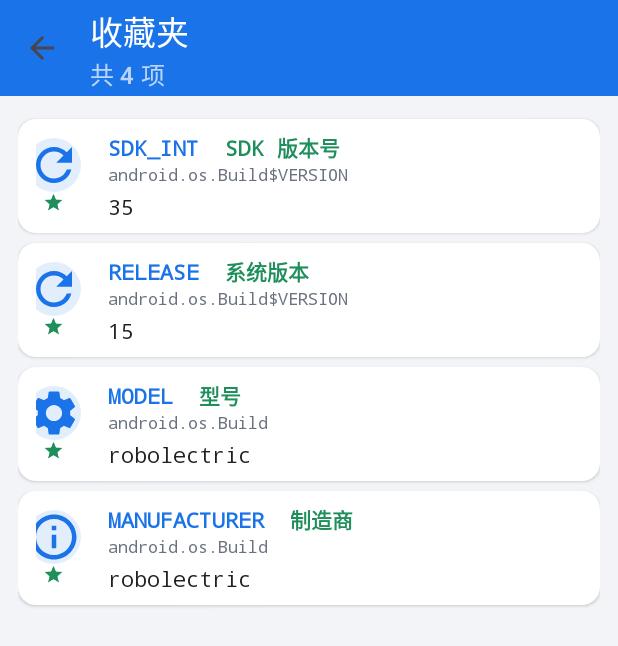
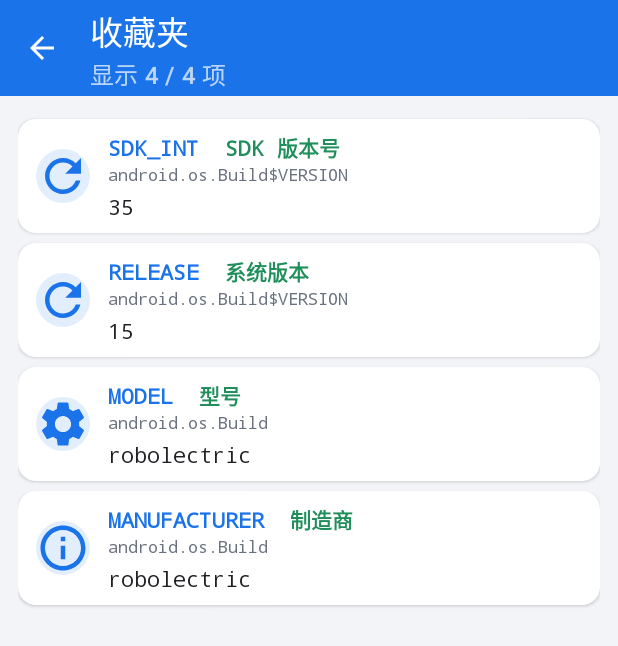
Before and after one commit to kagurazakayashi/android_sysinfo, an Android app: the screen it shows after launch (FavoritesActivity), after a tap on "收藏夹", on a phone screen of 412 x 824 dp. Shown: the top 646 px of the screen. Run offline under Robolectric (Android 15) with nearby library versions, the phone set to English and light mode, and no system bars.

Commit message:
优化顶栏样式和显示内容

```diff
--- a/app/src/main/java/com/example/buildinfo/FavoritesActivity.java
+++ b/app/src/main/java/com/example/buildinfo/FavoritesActivity.java
@@ -71,10 +71,10 @@ public class FavoritesActivity extends AppCompatActivity {
             empty.setGravity(Gravity.CENTER);
             empty.setPadding(dp(16), dp(48), dp(16), dp(16));
             container.addView(empty);
-            toolbarSubtitle("尚未收藏");
+            toolbarSubtitle("显示 0 / 0 项");
             return;
         }
-        toolbarSubtitle("共 " + favs.size() + " 项");
+        toolbarSubtitle("显示 " + favs.size() + " / " + favs.size() + " 项");
         for (final FavoritesStore.Favorite f : favs) {
             container.addView(createItem(f, container));
         }
@@ -102,10 +102,7 @@ public class FavoritesActivity extends AppCompatActivity {
         card.setForeground(getDrawable(ripple.resourceId));
         card.setClickable(true);
 
-        // 图标：星形 + 字段图标
-        LinearLayout iconWrap = new LinearLayout(this);
-        iconWrap.setOrientation(LinearLayout.VERTICAL);
-        iconWrap.setGravity(Gravity.CENTER);
+        // 图标：仅字段图标，不在图标下方叠加收藏夹星星
         ImageView icon = new ImageView(this);
         String iconName = Icons.fieldIcon(f.fieldName);
         icon.setImageResource(getResources().getIdentifier(iconName, "drawable", getPackageName()));
@@ -114,14 +111,6 @@ public class FavoritesActivity extends AppCompatActivity {
         LinearLayout.LayoutParams iconLp = new LinearLayout.LayoutParams(dp(36), dp(36));
         iconLp.setMargins(0, 0, dp(12), 0);
         icon.setLayoutParams(iconLp);
-        iconWrap.addView(icon);
-        ImageView star = new ImageView(this);
-        star.setImageResource(R.drawable.ic_star);
-        star.setColorFilter(getColor(R.color.accent));
-        LinearLayout.LayoutParams starLp = new LinearLayout.LayoutParams(dp(14), dp(14));
-        starLp.setMargins(0, 0, dp(12), 0);
-        star.setLayoutParams(starLp);
-        iconWrap.addView(star);
 
         // 中部：字段名(中文) + 类名 + 值
         LinearLayout left = new LinearLayout(this);
@@ -152,7 +141,7 @@ public class FavoritesActivity extends AppCompatActivity {
         left.addView(clsName);
         left.addView(value);
 
-        card.addView(iconWrap);
+        card.addView(icon);
         card.addView(left);
         card.setOnClickListener(new View.OnClickListener() {
             @Override
--- a/app/src/main/java/com/example/buildinfo/MainActivity.java
+++ b/app/src/main/java/com/example/buildinfo/MainActivity.java
@@ -76,8 +76,8 @@ public class MainActivity extends AppCompatActivity {
 
         Toolbar toolbar = findViewById(R.id.toolbar);
         setSupportActionBar(toolbar);
-        toolbar.setTitle("android.os 包信息");
-        toolbar.setSubtitle("共 " + OsClasses.TOP_LEVEL.length + " 个类 · 点击查看该类信息");
+        toolbar.setTitle("android.os");
+        toolbar.setSubtitle("加载中…");
         // 主界面返回按钮：点击退出应用
         if (getSupportActionBar() != null) {
             getSupportActionBar().setDisplayHomeAsUpEnabled(true);
@@ -147,11 +147,7 @@ public class MainActivity extends AppCompatActivity {
             if (show) visible++;
         }
         Toolbar toolbar = findViewById(R.id.toolbar);
-        if (mHideEmpty) {
-            toolbar.setSubtitle("显示 " + visible + " / " + mEntries.size() + " 个类 · 点击查看该类信息");
-        } else {
-            toolbar.setSubtitle("共 " + mEntries.size() + " 个类 · 点击查看该类信息");
-        }
+        toolbar.setSubtitle("显示 " + visible + " / " + mEntries.size() + " 个类");
     }
 
     @Override
--- a/app/src/main/res/layout/activity_favorites.xml
+++ b/app/src/main/res/layout/activity_favorites.xml
@@ -4,7 +4,13 @@
     android:layout_width="match_parent"
     android:layout_height="match_parent"
     android:orientation="vertical"
-    android:background="@color/background"
+    android:background="@color/background">
+
+    <com.google.android.material.appbar.AppBarLayout
+        android:id="@+id/appbar"
+        android:layout_width="match_parent"
+        android:layout_height="wrap_content"
+        android:background="@color/primary"
         android:fitsSystemWindows="true">
 
         <com.google.android.material.appbar.MaterialToolbar
@@ -15,7 +21,10 @@
             android:elevation="4dp"
             app:titleTextColor="#FFFFFF"
             app:subtitleTextColor="#B3FFFFFF"
+            app:navigationIconTint="#FFFFFF"
+            app:itemIconTint="#FFFFFF"
             app:title="@string/favorites" />
+    </com.google.android.material.appbar.AppBarLayout>
 
     <ScrollView
         android:layout_width="match_parent"
--- a/app/src/main/res/values/strings.xml
+++ b/app/src/main/res/values/strings.xml
@@ -1,6 +1,6 @@
 <?xml version="1.0" encoding="utf-8"?>
 <resources>
-    <string name="app_name">Build 版本信息</string>
+    <string name="app_name">系统常量</string>
     <string name="title_main">android.os 包信息</string>
     <string name="copy_all">复制全部</string>
     <string name="favorites">收藏夹</string>
--- a/app/src/main/res/values/themes.xml
+++ b/app/src/main/res/values/themes.xml
@@ -13,8 +13,8 @@
         <item name="colorOnSecondaryContainer">#0A4A2B</item>
         <item name="android:colorPrimary">@color/primary</item>
         <item name="android:colorAccent">@color/accent</item>
-        <!-- 状态栏透明，让内容延伸到状态栏（含挖孔）区域 -->
-        <item name="android:statusBarColor">@android:color/transparent</item>
+        <!-- 状态栏：填充为顶栏同色（API35+ edge-to-edge 下由顶栏背景延伸覆盖，此处兼容旧设备） -->
+        <item name="android:statusBarColor">@color/primary</item>
         <item name="android:windowDrawsSystemBarBackgrounds">true</item>
         <item name="android:windowLightStatusBar">false</item>
         <item name="android:windowBackground">@color/background</item>
```
Also changed, not shown: app/src/main/java/com/example/buildinfo/ClassDetailActivity.java (+9 -3 lines), app/src/main/res/layout/activity_detail.xml (+11 -2 lines), app/src/main/res/layout/activity_main.xml (+11 -2 lines). Lines whose indentation alone changed are shown as unchanged.
